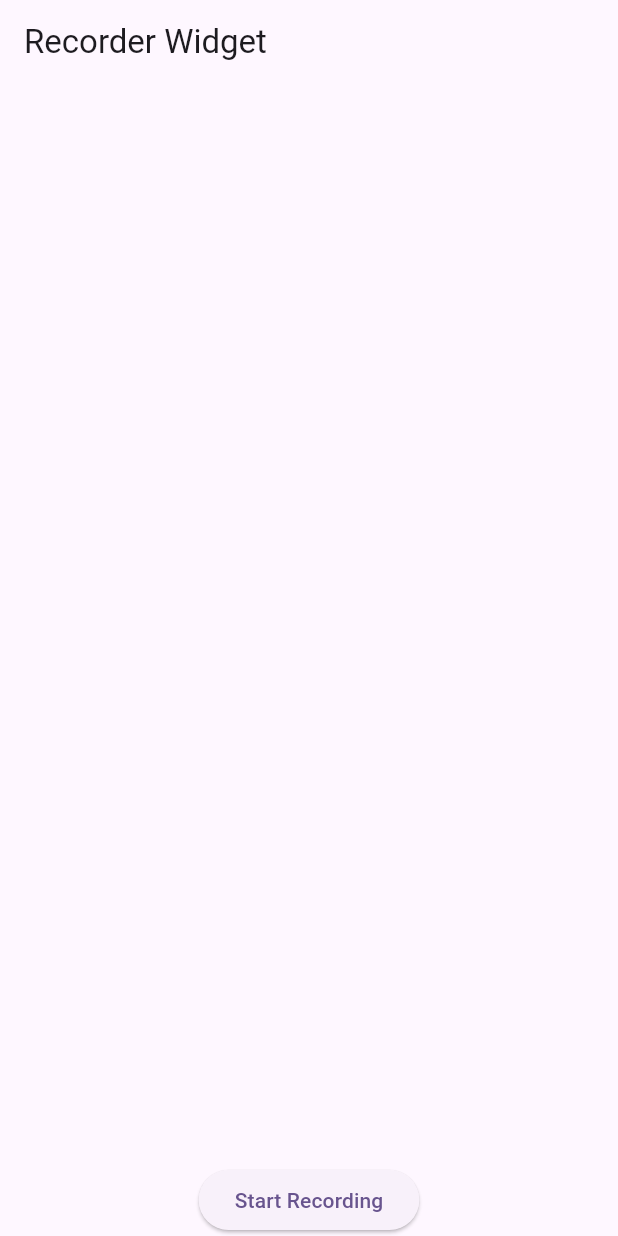
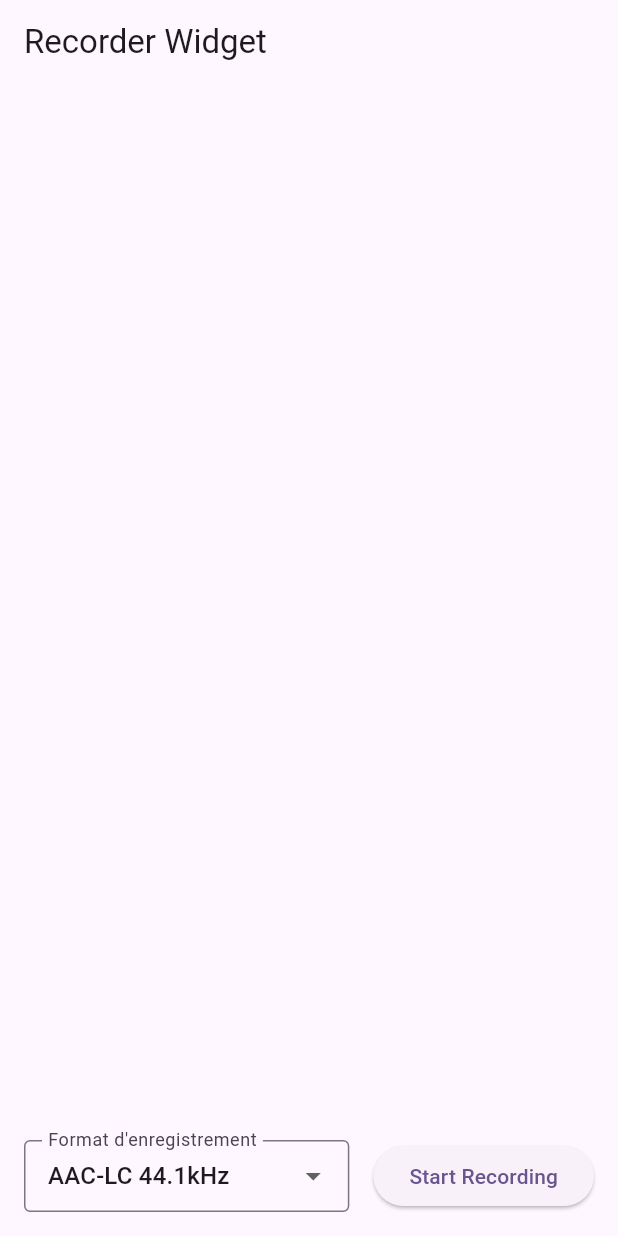
Before and after one commit to BogneStanley/test_audio_player, a Flutter app: the screen it shows after launch, on a phone screen of 412 x 824 dp. Run offline on Flutter 3.47's test engine with Material 3 defaults, Android fonts, the light colour scheme and no system bars; our stand-ins replace audioplayers, permission_handler; missing offline and left inert: record.

Commit message:
Ajout de la sélection d'encodeurs pour l'enregistrement audio, avec une interface utilisateur améliorée pour choisir le format d'enregistrement. Mise à jour de la classe RecorderController pour gérer les configurations d'encodeurs spécifiques. Amélioration de la gestion des permissions pour le microphone.

```diff
--- a/lib/controllers/recoder_controller.dart
+++ b/lib/controllers/recoder_controller.dart
@@ -2,6 +2,111 @@ import 'dart:io';
 
 import 'package:record/record.dart';
 import 'package:path_provider/path_provider.dart';
+
+    final List<Map<String, dynamic>> configs = [
+
+
+
+      {
+        "key": "opus",
+        'sampleRate': 48000,
+        'bitRate': 64000,
+        'encoder': AudioEncoder.opus,
+        'extension': 'opus',
+        'description': 'Opus 48kHz'
+      },
+      // Good
+      {
+        "key": "opus2",
+        'sampleRate': 24000,
+        'bitRate': 32000,
+        'encoder': AudioEncoder.opus,
+        'extension': 'opus',
+        'description': 'Opus 24kHz'
+      },
+
+      // Configuration AAC (essayer malgré les problèmes précédents)
+      // Good
+      {
+        "key": "aacLc",
+        'sampleRate': 44100,
+        'bitRate': 128000,
+        'encoder': AudioEncoder.aacLc,
+        'extension': 'm4a',
+        'description': 'AAC-LC 44.1kHz'
+      },
+      // Good
+      {
+        "key": "aacLc2",
+        'sampleRate': 22050,
+        'bitRate': 64000,
+        'encoder': AudioEncoder.aacLc,
+        'extension': 'm4a',
+        'description': 'AAC-LC 22.05kHz'
+      },
+
+      // Configuration AAC Enhanced Low Delay
+      // Good
+      {
+        "key": "aacEld",
+        'sampleRate': 44100,
+        'bitRate': 128000,
+        'encoder': AudioEncoder.aacEld,
+        'extension': 'm4a',
+        'description': 'AAC-ELD 44.1kHz'
+      },
+
+      // Configuration AAC High Efficiency
+      // Good
+      {
+        "key": "aacHe",
+        'sampleRate': 44100,
+        'bitRate': 64000,
+        'encoder': AudioEncoder.aacHe,
+        'extension': 'm4a',
+        'description': 'AAC-HE 44.1kHz'
+      },
+
+      // Configuration AMR Narrow Band (8kHz requis)
+      // Good
+      {
+        "key": "amrNb",
+        'sampleRate': 8000,
+        'bitRate': 12800,
+        'encoder': AudioEncoder.amrNb,
+        'extension': '3gp',
+        'description': 'AMR-NB 8kHz'
+      },
+
+      // Configuration AMR Wide Band (16kHz requis)
+      {
+        "key": "amrWb",
+        'sampleRate': 16000,
+        'bitRate': 23800,
+        'encoder': AudioEncoder.amrWb,
+        'extension': '3gp',
+        'description': 'AMR-WB 16kHz'
+      },
+
+       {
+        "key": "wav",
+        'sampleRate': 44100,
+        'encoder': AudioEncoder.wav,
+        'extension': 'wav',
+        'description': 'WAV 44.1kHz'
+      },
+
+
+
+      {
+        "key": "wav2",
+        'sampleRate': 22050,
+        'encoder': AudioEncoder.wav,
+        'extension': 'wav',
+        'description': 'WAV 22.05kHz'
+      },
+    ];
+
 
 class RecorderController {
   RecorderState _state = RecorderState.recording;
@@ -14,32 +119,21 @@ class RecorderController {
     _recorder = AudioRecorder();
   }
 
-  Future<void> init() async {
+  Future<void> init({String? selectedEncoder}) async {
     final directory = await getApplicationDocumentsDirectory();
+
+    var selectedConfig = configs.firstWhere((config) => config['key'] == selectedEncoder);
 
     // Configuration différente selon la plateforme
     RecordConfig config;
     String extension;
 
-    if (Platform.isIOS) {
-      // Utiliser la méthode alternative pour iOS
-      try {
-        await _initIOSRecording();
-        return; // Sortir directement si succès
-      } catch (e) {
-        print('Toutes les méthodes iOS ont échoué: $e');
-        rethrow;
-      }
-    } else {
-      // Configuration pour Android
-      config = RecordConfig(
-        sampleRate: 16000,
-        bitRate: 128000,
-        encoder: AudioEncoder.aacLc,
-        numChannels: 1,
-      );
-      extension = 'aac';
-    }
+    config = RecordConfig(
+      sampleRate: selectedConfig['sampleRate'],
+      encoder: selectedConfig['encoder'],
+      numChannels: 1,
+    );
+    extension = selectedConfig['extension']!;
 
     _path = '${directory.path}/${DateTime.now().millisecondsSinceEpoch}.$extension';
 
@@ -74,94 +168,30 @@ class RecorderController {
   }
 
   // Méthode alternative pour iOS avec essais multiples
-  Future<void> _initIOSRecording() async {
+  Future<void> _initIOSRecording({String? selectedEncoder}) async {
     final directory = await getApplicationDocumentsDirectory();
 
     // Liste des configurations à essayer sur iOS - toutes les options disponibles
-    final List<Map<String, dynamic>> configs = [
-      // Configuration Opus (très efficace, supporté sur iOS 11+)
-      // Good
-      {
-        'sampleRate': 48000,
-        'bitRate': 64000,
-        'encoder': AudioEncoder.opus,
-        'extension': 'opus',
-        'description': 'Opus 48kHz'
-      },
-      // Good
-      {
-        'sampleRate': 24000,
-        'bitRate': 32000,
-        'encoder': AudioEncoder.opus,
-        'extension': 'opus',
-        'description': 'Opus 24kHz'
-      },
 
-      // Configuration AAC (essayer malgré les problèmes précédents)
-      // Good
-      {
-        'sampleRate': 44100,
-        'bitRate': 128000,
-        'encoder': AudioEncoder.aacLc,
-        'extension': 'm4a',
-        'description': 'AAC-LC 44.1kHz'
-      },
-      // Good
-      {
-        'sampleRate': 22050,
-        'bitRate': 64000,
-        'encoder': AudioEncoder.aacLc,
-        'extension': 'm4a',
-        'description': 'AAC-LC 22.05kHz'
-      },
+    // Si un encodeur spécifique est sélectionné, le mettre en premier
+    if (selectedEncoder != null) {
+      final selectedConfigs = configs.where((config) =>
+        config['extension'] == selectedEncoder
+      ).toList();
 
-      // Configuration AAC Enhanced Low Delay
-      // Good
-      {
-        'sampleRate': 44100,
-        'bitRate': 128000,
-        'encoder': AudioEncoder.aacEld,
-        'extension': 'm4a',
-        'description': 'AAC-ELD 44.1kHz'
-      },
+      if (selectedConfigs.isNotEmpty) {
+        // Mettre les configurations de l'encodeur sélectionné en premier
+        final otherConfigs = configs.where((config) =>
+          config['extension'] != selectedEncoder
+        ).toList();
 
-      // Configuration AAC High Efficiency
-      // Good
-      {
-        'sampleRate': 44100,
-        'bitRate': 64000,
-        'encoder': AudioEncoder.aacHe,
-        'extension': 'm4a',
-        'description': 'AAC-HE 44.1kHz'
-      },
+        configs.clear();
+        configs.addAll(selectedConfigs);
+        configs.addAll(otherConfigs);
 
-      // Configuration AMR Narrow Band (8kHz requis)
-      // Good
-      {
-        'sampleRate': 8000,
-        'bitRate': 12800,
-        'encoder': AudioEncoder.amrNb,
-        'extension': '3gp',
-        'description': 'AMR-NB 8kHz'
-      },
-
-      // Configuration AMR Wide Band (16kHz requis)
-      {
-        'sampleRate': 16000,
-        'bitRate': 23800,
-        'encoder': AudioEncoder.amrWb,
-        'extension': '3gp',
-        'description': 'AMR-WB 16kHz'
-      },
-
-      {
-        'sampleRate': 22050,
-        'bitRate': 352800,
-        'encoder': AudioEncoder.wav,
-        'extension': 'wav',
-        'description': 'WAV 22.05kHz'
-      },
-    ];
+        print('Encodeur sélectionné priorisé: $selectedEncoder');
+      }
+    }
 
     Exception? lastError;
 
@@ -174,7 +204,6 @@ class RecorderController {
 
         final recordConfig = RecordConfig(
           sampleRate: config['sampleRate'],
-          bitRate: config['bitRate'],
           encoder: config['encoder'],
           numChannels: 1,
           autoGain: false,
@@ -255,6 +284,9 @@ class RecorderController {
       print('Erreur lors de la pause de l\'enregistrement: $e');
     }
   }
+
+
+
 }
 
 enum RecorderState { recording, paused }
--- a/lib/my_home_page.dart
+++ b/lib/my_home_page.dart
@@ -21,13 +21,16 @@ class _MyHomePageState extends State<MyHomePage> {
   final List<AudioFile> _audioList = [];
 
   bool _isRecording = false;
+  String _selectedEncoder = 'aacLc'; // Encodeur par défaut
+
+  // Liste des encodeurs disponibles avec leurs descriptions
+  final Map<String, String> _availableEncoders =
+      Map.fromEntries(configs.map((config) => MapEntry(config['key']!, config['description']!)));
 
   @override
   Widget build(BuildContext context) {
     return Scaffold(
-      appBar: AppBar(
-        title: Text(widget.title),
-      ),
+      appBar: AppBar(title: Text(widget.title)),
       body: Column(
         children: [
           Expanded(
@@ -50,6 +53,7 @@ class _MyHomePageState extends State<MyHomePage> {
           ),
           if (_isRecording)
             RecorderWidget(
+              selectedEncoder: _selectedEncoder,
               onSend: (value) {
                 AudioFile audioFile = AudioFile.fromPath(value);
                 setState(() {
@@ -64,14 +68,43 @@ class _MyHomePageState extends State<MyHomePage> {
               },
             ),
           if (!_isRecording)
+            Padding(
+              padding: const EdgeInsets.all(16.0),
+              child: Row(
+                children: [
+                  Expanded(
+                    child: DropdownButtonFormField<String>(
+                      value: _selectedEncoder,
+                      decoration: InputDecoration(
+                        labelText: 'Format d\'enregistrement',
+                        border: OutlineInputBorder(),
+                        contentPadding: EdgeInsets.symmetric(
+                          horizontal: 12,
+                          vertical: 8,
+                        ),
+                      ),
+                      items: _availableEncoders.entries.map((entry) {
+                        return DropdownMenuItem<String>(
+                          value: entry.key,
+                          child: Text(entry.value),
+                        );
+                      }).toList(),
+                      onChanged: (String? newValue) {
+                        if (newValue != null) {
+                          setState(() {
+                            _selectedEncoder = newValue;
+                          });
+                        }
+                      },
+                    ),
+                  ),
+                  SizedBox(width: 16),
                   ElevatedButton(
                     onPressed: () {
                       _checkPermission().then((value) {
                         if (!value) {
                           ScaffoldMessenger.of(context).showSnackBar(
-                      SnackBar(
-                        content: Text('Permission denied'),
-                      ),
+                            SnackBar(content: Text('Permission denied')),
                           );
                           return;
                         }
@@ -81,6 +114,9 @@ class _MyHomePageState extends State<MyHomePage> {
                       });
                     },
                     child: Text('Start Recording'),
+                  ),
+                ],
+              ),
             ),
         ],
       ),
@@ -100,7 +136,8 @@ class _MyHomePageState extends State<MyHomePage> {
 
       if (status.isPermanentlyDenied) {
         // La permission est refusée de manière permanente, rediriger vers les paramètres
-        bool shouldShowSettings = await showDialog<bool>(
+        bool shouldShowSettings =
+            await showDialog<bool>(
               context: context,
               barrierDismissible: false,
               builder: (BuildContext context) {
@@ -108,7 +145,7 @@ class _MyHomePageState extends State<MyHomePage> {
                   title: Text('Permission requise'),
                   content: Text(
                     'L\'accès au microphone est nécessaire pour enregistrer de l\'audio. '
-                'Veuillez l\'activer dans les paramètres de l\'application.'
+                    'Veuillez l\'activer dans les paramètres de l\'application.',
                   ),
                   actions: [
                     TextButton(
@@ -122,7 +159,8 @@ class _MyHomePageState extends State<MyHomePage> {
                   ],
                 );
               },
-        ) ?? false;
+            ) ??
+            false;
 
         if (shouldShowSettings) {
           await openAppSettings();
@@ -150,7 +188,8 @@ class _MyHomePageState extends State<MyHomePage> {
 
         if (status.isPermanentlyDenied) {
           // La permission est refusée de manière permanente, rediriger vers les paramètres
-          bool shouldShowSettings = await showDialog<bool>(
+          bool shouldShowSettings =
+              await showDialog<bool>(
                 context: context,
                 barrierDismissible: false,
                 builder: (BuildContext context) {
@@ -158,7 +197,7 @@ class _MyHomePageState extends State<MyHomePage> {
                     title: Text('Permission requise'),
                     content: Text(
                       'L\'accès au microphone est nécessaire pour enregistrer de l\'audio. '
-                  'Veuillez l\'activer dans les paramètres de l\'application.'
+                      'Veuillez l\'activer dans les paramètres de l\'application.',
                     ),
                     actions: [
                       TextButton(
@@ -172,7 +211,8 @@ class _MyHomePageState extends State<MyHomePage> {
                     ],
                   );
                 },
-          ) ?? false;
+              ) ??
+              false;
 
           if (shouldShowSettings) {
             await openAppSettings();
```
Also changed, not shown: lib/recorder_widget.dart (+8 -2 lines). Lines whose indentation alone changed are shown as unchanged.
